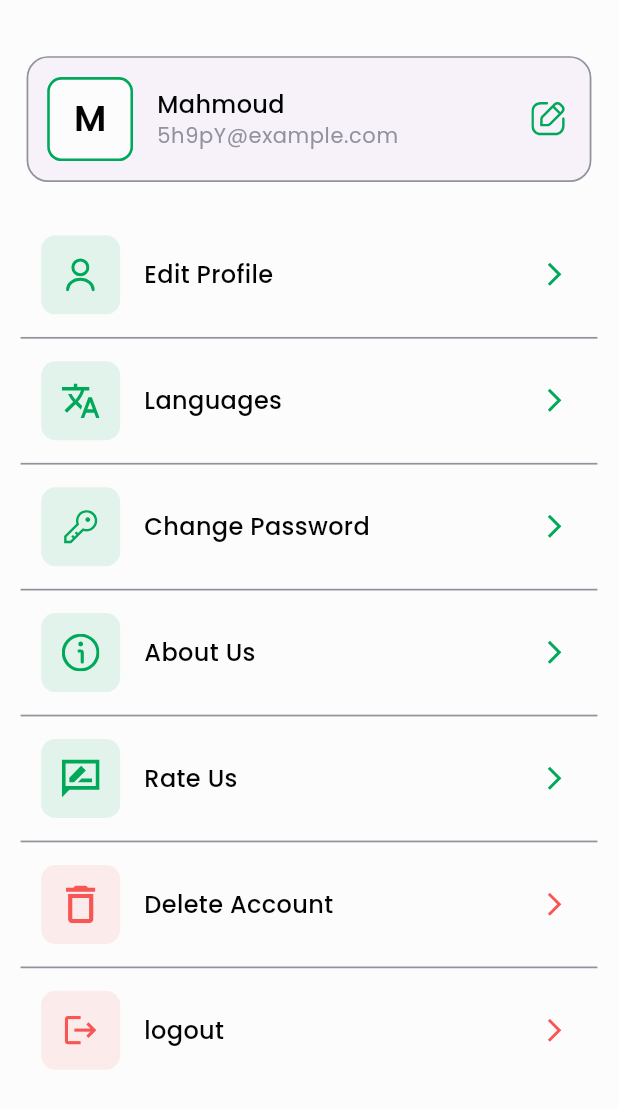
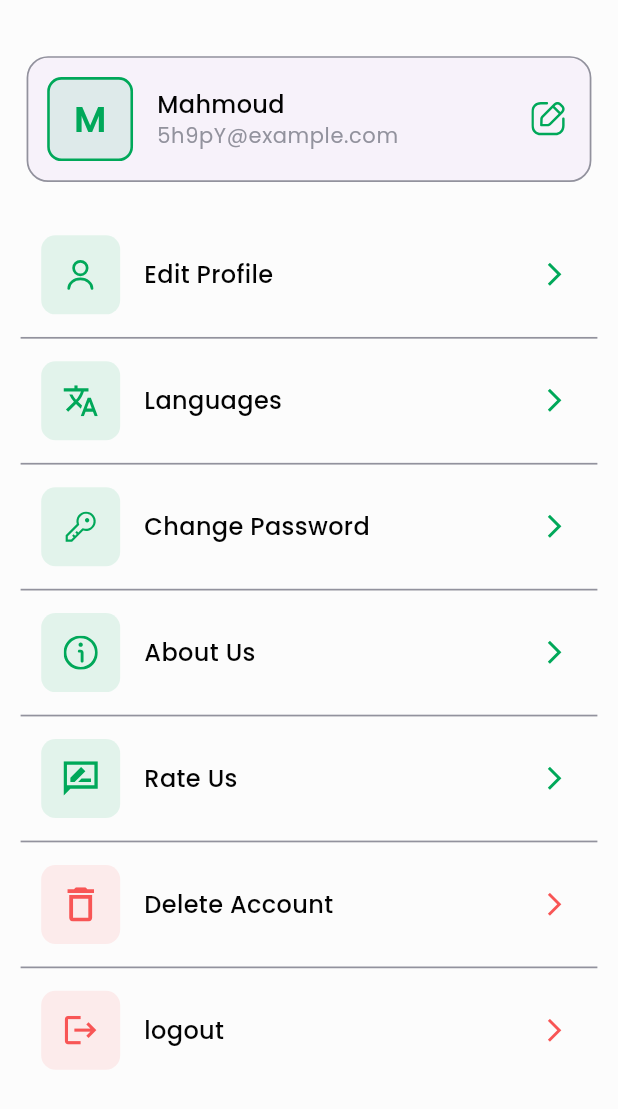
Before and after one commit to greenearth266/Dr.Ai, a Flutter app: the AccountScreen screen opened directly, on a phone screen of 412 x 824 dp. Shown: the top 1109 px of the screen. Run offline on Flutter 3.47's test engine with Material 3 defaults, Android fonts, the phone set to English and light mode, and no system bars; our stand-ins replace animated_bottom_navigation_bar, bloc, cloud_firestore, dio, easy_stepper, firebase_auth and 16 more; missing offline and left inert: flutter_polyline_points; accounts and stored records are empty.

Commit message:
create account cubit.

```diff
--- a/lib/view/screen/nav_bar/account_screen.dart
+++ b/lib/view/screen/nav_bar/account_screen.dart
@@ -7,7 +7,6 @@ import 'package:flutter/material.dart';
 import 'package:flutter_screenutil/flutter_screenutil.dart';
 import 'package:flutter_svg/flutter_svg.dart';
 import 'package:gap/gap.dart';
-
 import '../../../core/constant/routes.dart';
 import '../../../core/helper/scaffold_snakbar.dart';
 import '../../../data/service/firebase/firebase_service.dart';
@@ -75,6 +74,7 @@ class AccountScreen extends StatelessWidget {
       IconData? iconData,
       VoidCallback? onPressed}) {
     return ListTile(
+      onTap: onPressed,
       contentPadding:
           EdgeInsets.only(left: 12.w, right: 4.w, bottom: 5.h, top: 5.h),
       title: Text(title, style: context.textTheme.bodyMedium),
@@ -95,8 +95,8 @@ class AccountScreen extends StatelessWidget {
             ? SvgPicture.asset(
                 image!,
                 color: color ?? ColorManager.green,
-                width: 24.w,
-                height: 24.w,
+                width: 20.w,
+                height: 20.w,
               )
             : Icon(
                 iconData,
@@ -120,7 +120,7 @@ class AccountScreen extends StatelessWidget {
           height: 50.w,
           width: 50.w,
           decoration: BoxDecoration(
-            color: ColorManager.white,
+            color: ColorManager.green.withOpacity(0.1),
             borderRadius: BorderRadius.circular(8.dm),
             border: Border.all(
               width: 1.5.w,
@@ -129,7 +129,7 @@ class AccountScreen extends StatelessWidget {
           ),
           child: Text(
             "M",
-            style: context.textTheme.bodyLarge,
+            style: context.textTheme.displayLarge,
           ),
         ),
         title: Text(
```
Also changed, not shown: lib/logic/account/account_cubit.dart (added, +22 -0 lines), lib/logic/account/account_state.dart (added, +16 -0 lines).
